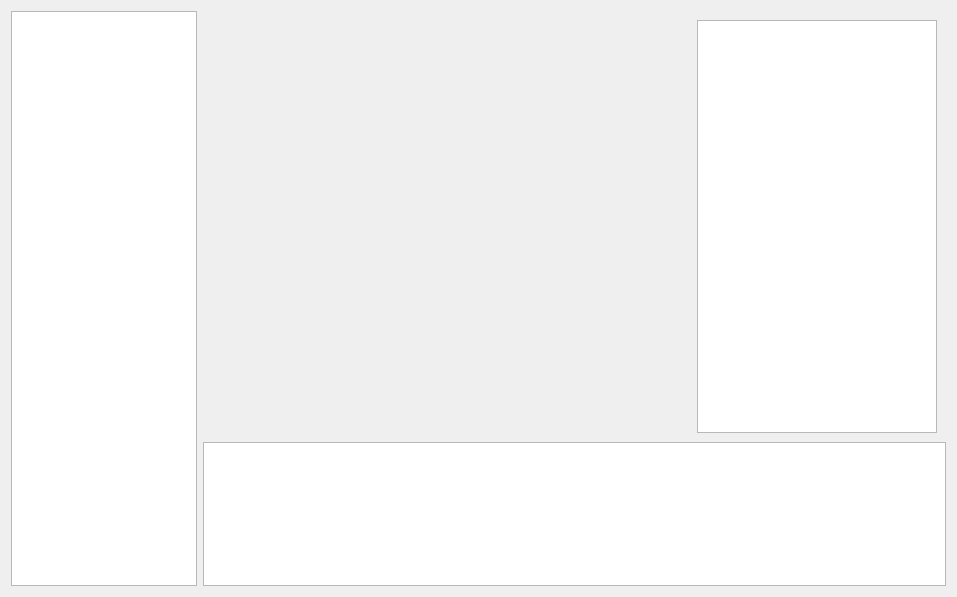
The window that DrillGIFActionSequenceEditor/Source/ActionSeqModule/statePart/p_StatePart.ui (DrillUp/DrillGIFActionSequenceEditor) describes before a commit, drawn with Qt 5.
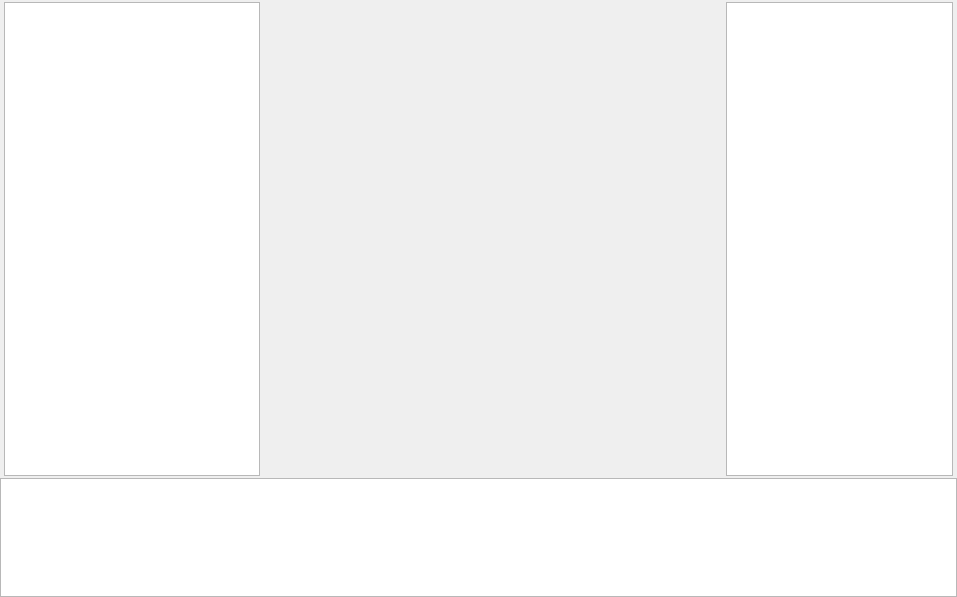
The same window after the commit.

```diff
--- a/DrillGIFActionSequenceEditor/Source/ActionSeqModule/statePart/p_StatePart.ui
+++ b/DrillGIFActionSequenceEditor/Source/ActionSeqModule/statePart/p_StatePart.ui
@@ -13,13 +13,22 @@
   <property name="windowTitle">
    <string>Form</string>
   </property>
-  <layout class="QHBoxLayout" name="horizontalLayout" stretch="1,4">
-   <item>
-    <widget class="QTableWidget" name="tableWidget"/>
-   </item>
+  <layout class="QHBoxLayout" name="horizontalLayout" stretch="4">
+   <property name="leftMargin">
+    <number>0</number>
+   </property>
+   <property name="topMargin">
+    <number>0</number>
+   </property>
+   <property name="rightMargin">
+    <number>0</number>
+   </property>
+   <property name="bottomMargin">
+    <number>0</number>
+   </property>
    <item>
     <widget class="QWidget" name="widget" native="true">
-     <layout class="QVBoxLayout" name="verticalLayout" stretch="3,1">
+     <layout class="QVBoxLayout" name="verticalLayout" stretch="4,1">
       <property name="spacing">
        <number>0</number>
       </property>
@@ -37,7 +46,22 @@
       </property>
       <item>
        <widget class="QWidget" name="widget_2" native="true">
-        <layout class="QHBoxLayout" name="horizontalLayout_2" stretch="2,1">
+        <layout class="QHBoxLayout" name="horizontalLayout_2" stretch="0,2,1">
+         <property name="leftMargin">
+          <number>4</number>
+         </property>
+         <property name="topMargin">
+          <number>2</number>
+         </property>
+         <property name="rightMargin">
+          <number>4</number>
+         </property>
+         <property name="bottomMargin">
+          <number>2</number>
+         </property>
+         <item>
+          <widget class="QTableWidget" name="tableWidget"/>
+         </item>
          <item>
           <widget class="QWidget" name="widget_3" native="true"/>
          </item>
@@ -48,7 +72,14 @@
        </widget>
       </item>
       <item>
-       <widget class="QGraphicsView" name="graphicsView_2"/>
+       <widget class="QListWidget" name="listWidget">
+        <property name="styleSheet">
+         <string notr="true">
+QListView::item:selected {
+	background-color: qlineargradient(spread:pad, x1:0, y1:0, x2:0, y2:1, stop:0 #5C87D9, stop:0.505 #557CC7, stop:1 #5075BC);
+}</string>
+        </property>
+       </widget>
       </item>
      </layout>
     </widget>
```
Left out of the diff: 2 changed lines with no effect on the pictures.
